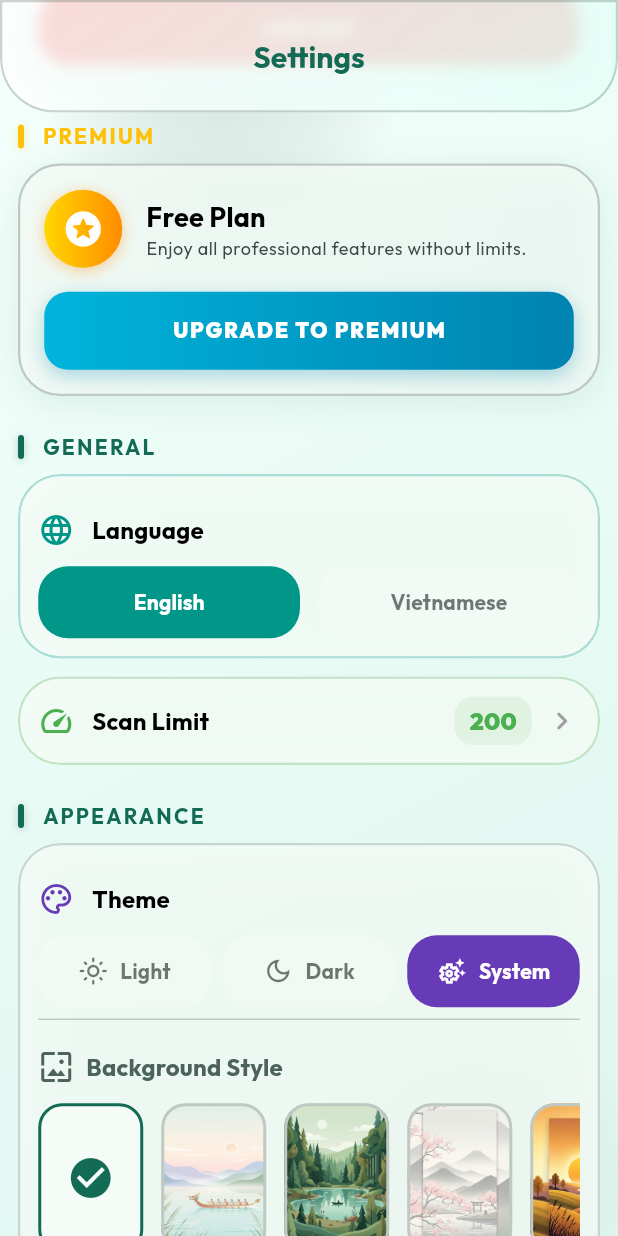
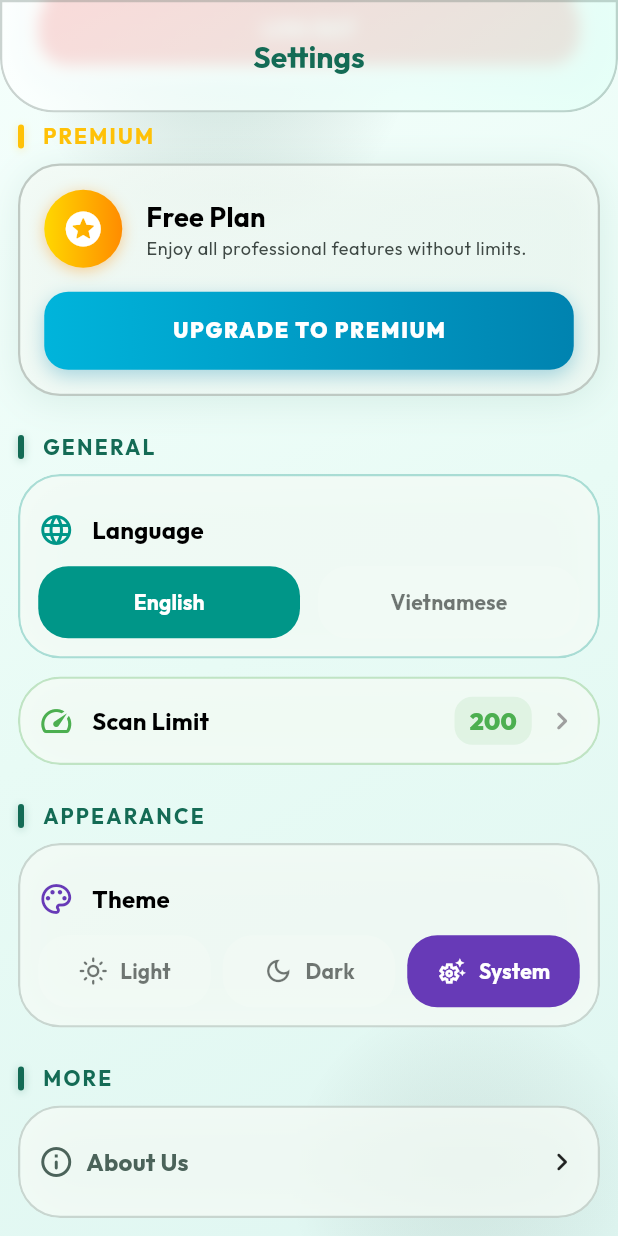
Before and after one commit to CodeAndThink/twinfix, a Flutter app: the SettingsChildPage screen opened directly, scrolled down 211 dp, on a phone screen of 412 x 824 dp. Run offline on Flutter 3.47's test engine with Material 3 defaults, Android fonts, the phone set to English and light mode, and no system bars; our stand-ins replace another_flushbar, equatable, flutter_bloc, flutter_card_swiper, flutter_dotenv, get_it and 14 more; missing offline and left inert: exif, google_mlkit_face_detection, google_mlkit_text_recognition, haptic_feedback, image_pixels and 6 more; accounts and stored records are empty; generated files the repository leaves out were written again.

Commit message:
refactor: update build conditions, visibility logic, and styling in settings page

```diff
--- a/lib/presentation/features/settings/pages/settings_page.dart
+++ b/lib/presentation/features/settings/pages/settings_page.dart
@@ -116,8 +116,11 @@ class _SettingsChildPageState extends State<SettingsChildPage>
         }
       },
       buildWhen: (previous, current) =>
-          previous.syncStatus != current.syncStatus,
+          previous.syncStatus != current.syncStatus ||
+          previous.authStatus != current.authStatus,
       builder: (context, state) {
+        final bool isAuthenticated = state.authStatus.isSuccess;
+        if (!isAuthenticated) return const SizedBox.shrink();
         return IconButton(
           onPressed: state.syncStatus.isLoading
               ? null
@@ -454,10 +457,7 @@ class _SettingsChildPageState extends State<SettingsChildPage>
           child: Column(
             children: [
               _buildThemeTile(),
-              if (!state.isPremium) ...[
-                const Divider(),
-                _buildBackgroundTile(),
-              ],
+              if (state.isPremium) ...[const Divider(), _buildBackgroundTile()],
             ],
           ),
         );
@@ -624,6 +624,7 @@ class _SettingsChildPageState extends State<SettingsChildPage>
 
   Widget _buildPremiumSection() {
     return BlocBuilder<SubscriptionCubit, SubscriptionState>(
+      buildWhen: (previous, current) => previous.isPremium != current.isPremium,
       builder: (context, state) {
         final isPremium = state.isPremium;
         const premiumGold = Color(0xFFFFD700);
@@ -644,7 +645,7 @@ class _SettingsChildPageState extends State<SettingsChildPage>
               begin: Alignment.topLeft,
               end: Alignment.bottomRight,
             ),
-            borderRadius: BorderRadius.circular(28),
+            borderRadius: 28.borderRadius,
             border: Border.all(
               color: isPremium
                   ? premiumGold.withValues(alpha: 0.5)
```
